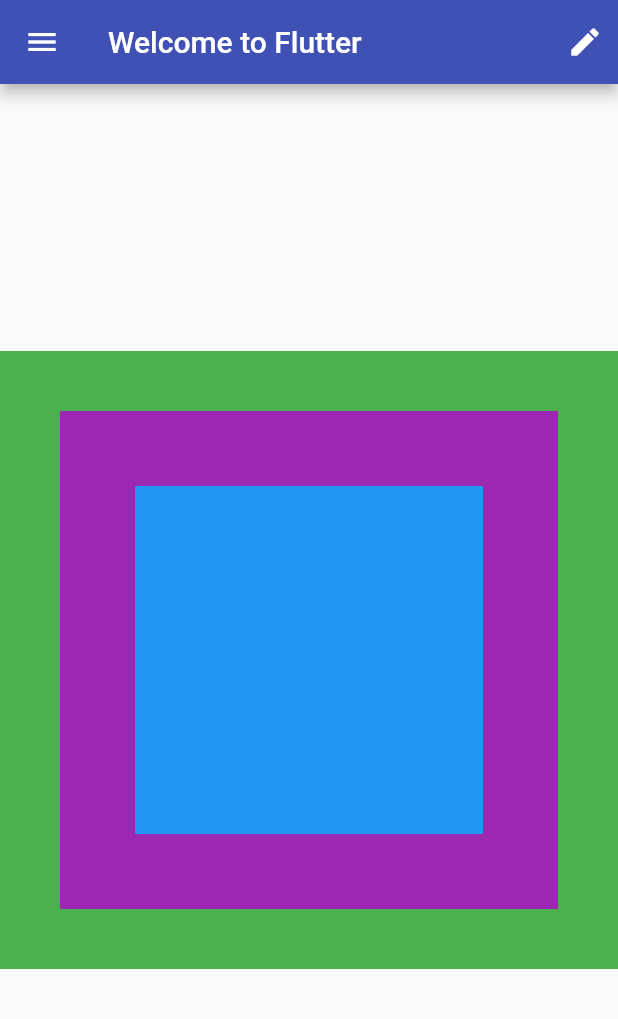
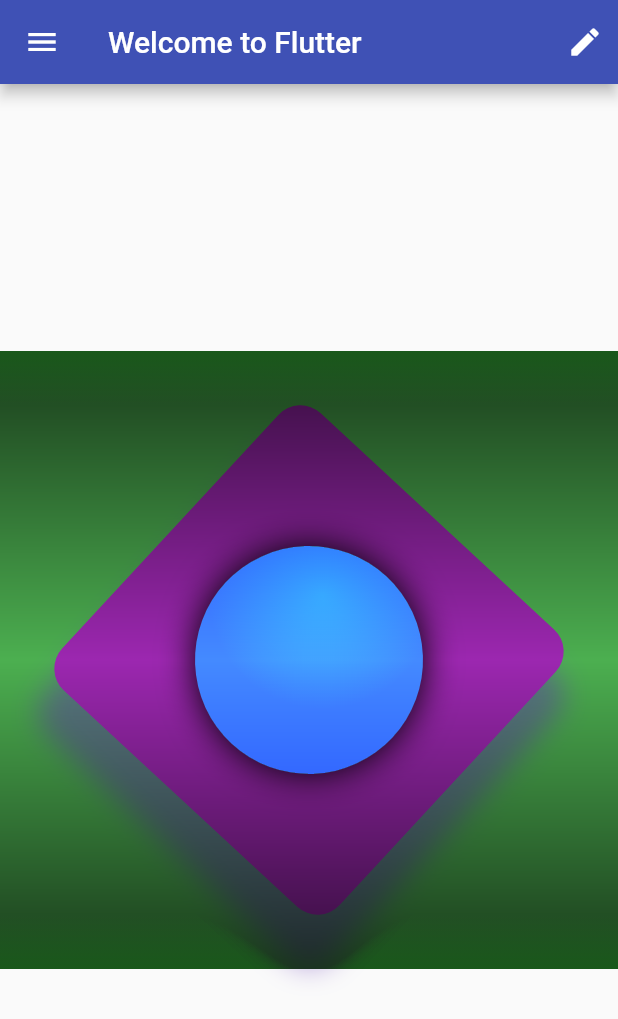
Before and after one commit to Veliall/flutterLearning, a Flutter app: the screen it shows after launch, on a phone screen of 412 x 824 dp. Shown: the top 1019 px of the screen. Run offline on Flutter 3.47's test engine with Material 2 defaults, Android fonts, the phone set to English and light mode, and no system bars.

Commit message:
container transforms

```diff
--- a/FlutterCookbook/static_widgets/lib/immutable_widget.dart
+++ b/FlutterCookbook/static_widgets/lib/immutable_widget.dart
@@ -1,23 +1,66 @@
+import 'dart:math' as Math;
+
 import 'package:flutter/material.dart';
 
 class ImmutableWidget extends StatelessWidget {
-
   @override
   Widget build(BuildContext context) {
     return Container(
-      color: Colors.green,
+      decoration: const BoxDecoration(
+        color: Colors.green,
+      ),
+      foregroundDecoration: const BoxDecoration(
+        backgroundBlendMode: BlendMode.colorBurn,
+        gradient: LinearGradient(
+            begin: Alignment.topCenter,
+            end: Alignment.bottomCenter,
+            colors: [
+              Color(0xAA0d6123),
+              Color(0x00000000),
+              Color(0xAA0d6123),
+            ]),
+      ),
       child: Padding(
-        padding: const EdgeInsets.all(40),
-        child: Container(
-          color: Colors.purple,
-          child: Padding(
-            padding: const EdgeInsets.all(50),
-            child: Container(
-              color: Colors.blue,
+        padding: const EdgeInsets.all(80),
+        child: Transform.rotate(
+          angle: 180 / Math.pi,
+          child: Container(
+            width: 250,
+            height: 250,
+            decoration: BoxDecoration(
+                color: Colors.purple,
+                boxShadow: [
+                  BoxShadow(
+                      color: Colors.deepPurple.withAlpha(120),
+                      spreadRadius: 4,
+                      blurRadius: 15,
+                      offset: Offset.fromDirection(1.0, 30)),
+                ],
+                borderRadius: const BorderRadius.all(Radius.circular(20))),
+            child: Padding(
+              padding: const EdgeInsets.all(50),
+              child: _buildShinyCircle(),
             ),
           ),
         ),
       ),
     );
   }
+
+  Widget _buildShinyCircle() {
+    return Container(
+      decoration: const BoxDecoration(
+          shape: BoxShape.circle,
+          gradient: RadialGradient(
+            colors: [
+              Colors.lightBlueAccent,
+              Colors.blueAccent,
+            ],
+            center: Alignment(-0.3, -0.5),
+          ),
+          boxShadow: [
+            BoxShadow(blurRadius: 20),
+          ]),
+    );
+  }
 }
```
